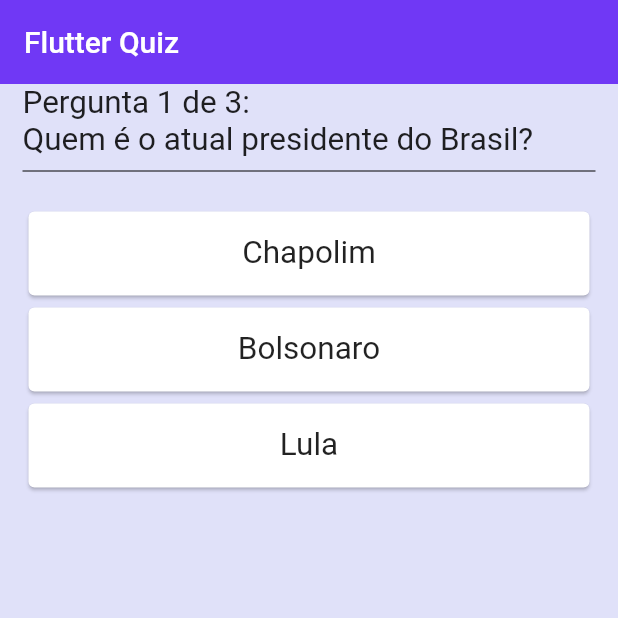
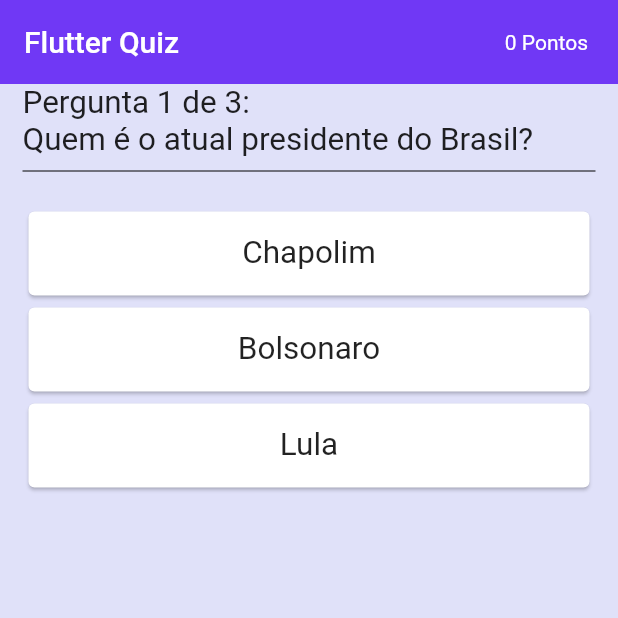
Before and after one commit to tvlas/flutter-quiz, a Flutter app: the screen it shows after launch, on a phone screen of 412 x 824 dp, the top half of it. Run offline on Flutter 3.47's test engine with Material 2 defaults, Android fonts, the phone set to English and light mode, and no system bars.

Commit message:
player score functionality

```diff
--- a/lib/screens/home_screen.dart
+++ b/lib/screens/home_screen.dart
@@ -1,3 +1,4 @@
+
 
 import 'package:flutter/material.dart';
 import 'package:quizapp/quiz_model.dart';
@@ -18,6 +19,7 @@ class HomeScreen extends StatefulWidget {
 class _HomeScreenState extends State<HomeScreen> {
   //Quiz database
   final List<Questions> _questions = [
+
     Questions(
       id: '1',
       title: 'Quem é o atual presidente do Brasil?',
@@ -37,7 +39,9 @@ class _HomeScreenState extends State<HomeScreen> {
   ];
 
   int index = 0;
+  int score = 0;
   bool isClicked = false;
+  bool answerAlreadyClicked = false;
 
   void nextQuestion(){
     if (index == _questions.length -1){
@@ -46,6 +50,7 @@ class _HomeScreenState extends State<HomeScreen> {
       if(isClicked) {
     setState(() {
       isClicked = false;
+      answerAlreadyClicked =false;
       index++;
     });
   }else{
@@ -61,11 +66,19 @@ class _HomeScreenState extends State<HomeScreen> {
  }
 }
 
-
-  void changeAlternativeColor(){
+  void checkPlayerAnswer(bool value) {
+    if(answerAlreadyClicked) {
+      return;
+    }else {
+    if(value == true) {
+      score++;
+    }
     setState(() {
       isClicked = true;
+      answerAlreadyClicked = true;
     });
+     debugPrint('Errou');
+    }
   }
 
   @override
@@ -76,6 +89,12 @@ class _HomeScreenState extends State<HomeScreen> {
         shadowColor: Colors.transparent,
         title: const Text('Flutter Quiz'),
         backgroundColor: kQuizScaffoldColor,
+        actions: [
+          Padding(
+            padding: const EdgeInsets.all(20.0),
+            child: Text('$score Pontos'),
+            ),
+        ],
       ),
       body: Container(
         width: double.infinity,
@@ -90,11 +109,13 @@ class _HomeScreenState extends State<HomeScreen> {
             const Divider(color: Colors.black,),
             const SizedBox(height: 15.0,),
             for(int i = 0; i< _questions[index].alternative.length; i++)
-            QuizAlternatives(
-              onClick: changeAlternativeColor,
-              option:_questions[index].alternative.keys.toList()[i],
-              color: isClicked ?
-              _questions[index].alternative.values.toList()[i] == true ? kCorrectOption : kWrongOption :kNotClicked,
+            GestureDetector(
+              onTap: () => checkPlayerAnswer(_questions[index].alternative.values.toList()[i]),
+              child: QuizAlternatives(
+                option:_questions[index].alternative.keys.toList()[i],
+                color: isClicked ?
+                _questions[index].alternative.values.toList()[i] == true ? kCorrectOption : kWrongOption :kNotClicked,
+              ),
             ),
           ],
         ),
--- a/lib/widgets/quiz_alternative_card.dart
+++ b/lib/widgets/quiz_alternative_card.dart
@@ -2,15 +2,12 @@ import 'package:flutter/material.dart';
 
 
 class QuizAlternatives extends StatelessWidget {
-  const QuizAlternatives({ Key? key, required this.option, required this.color, required this.onClick }) : super(key: key);
+  const QuizAlternatives({ Key? key, required this.option, required this.color}) : super(key: key);
   final String option;
   final Color color;
-  final VoidCallback onClick;
   @override
   Widget build(BuildContext context) {
-    return GestureDetector(
-      onTap: onClick,
-      child: Card(
+    return Card(
       color: color,
       child: ListTile(
         title: Text(
@@ -23,7 +20,6 @@ class QuizAlternatives extends StatelessWidget {
         ),
       ),
 
-      ),
     );
   }
 }
```
Lines whose indentation alone changed are shown as unchanged.
